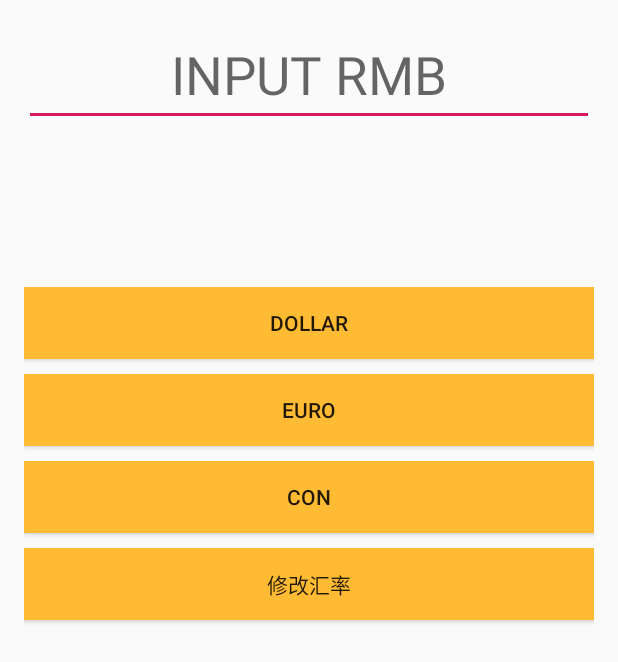
After one commit to RTigerAsh/first, an Android app: the layout rate.xml on its own in the app's theme, with its tools: preview values and no code run, on a phone screen of 412 x 824 dp. The commit adds this screen. Shown: the top 662 px of the screen. Run offline under Robolectric (Android 15) with nearby library versions, the phone set to English and light mode, and no system bars.

```diff
--- /dev/null
+++ b/app/src/main/res/layout/rate.xml
@@ -0,0 +1,96 @@
+<?xml version="1.0" encoding="utf-8"?>
+<LinearLayout xmlns:android="http://schemas.android.com/apk/res/android"
+    android:padding="16dp"
+    android:orientation="vertical"
+    android:layout_width="match_parent"
+    android:layout_height="match_parent">
+
+    <EditText
+        android:id="@+id/rmb"
+        android:hint="@string/rmb"
+        android:gravity="center"
+        android:textSize="35sp"
+        android:layout_marginBottom="10sp"
+        android:inputType="numberDecimal"
+        android:layout_width="match_parent"
+        android:layout_height="wrap_content" />
+
+    <TextView
+        android:id="@+id/showrate"
+        android:text="@string/showrate"
+        android:textSize="65sp"
+        android:gravity="center"
+        android:layout_marginBottom="10sp"
+        android:layout_width="match_parent"
+        android:layout_height="wrap_content" />
+
+    <LinearLayout
+        android:layout_width="match_parent"
+        android:layout_height="wrap_content"
+        android:orientation="horizontal">
+
+        <Button
+            android:id="@+id/dollar"
+            android:layout_weight="1"
+            android:layout_width="match_parent"
+            android:layout_height="wrap_content"
+            android:layout_marginBottom="10sp"
+            android:background="@android:color/holo_orange_light"
+            android:text="@string/dollar" />
+
+
+    </LinearLayout>
+
+    <LinearLayout
+        android:layout_width="match_parent"
+        android:layout_height="wrap_content"
+        android:orientation="horizontal">
+
+        <Button
+            android:id="@+id/euro"
+            android:layout_weight="1"
+            android:layout_width="match_parent"
+            android:layout_height="wrap_content"
+            android:layout_marginBottom="10sp"
+            android:background="@android:color/holo_orange_light"
+            android:text="@string/euro"
+            />
+
+
+    </LinearLayout>
+
+    <LinearLayout
+        android:layout_width="match_parent"
+        android:layout_height="wrap_content"
+        android:orientation="horizontal">
+
+        <Button
+            android:id="@+id/con"
+            android:layout_weight="1"
+            android:layout_width="match_parent"
+            android:layout_height="wrap_content"
+            android:layout_marginBottom="10sp"
+            android:background="@android:color/holo_orange_light"
+            android:text="@string/con" />
+
+
+    </LinearLayout>
+
+    <LinearLayout
+        android:layout_width="match_parent"
+        android:layout_height="wrap_content"
+        android:orientation="horizontal">
+
+        <Button
+            android:id="@+id/button_changerate"
+            android:layout_weight="1"
+            android:layout_width="match_parent"
+            android:layout_height="wrap_content"
+            android:layout_marginBottom="10sp"
+            android:background="@android:color/holo_orange_light"
+            android:text="@string/button_changerate" />
+
+
+    </LinearLayout>
+
+</LinearLayout>
```
Also changed, not shown: app/src/main/java/cn/edu/swufe/first/ChangeRateActivity.java (added, +120 -0 lines), app/src/main/java/cn/edu/swufe/first/RateActivity.java (+17 -0 lines), app/src/main/java/cn/edu/swufe/first/basketball.java (added, +102 -0 lines), app/src/main/res/layout/activity_change_rate.xml (added, +41 -0 lines), app/src/main/res/menu/rate.xml (added, +10 -0 lines), app/src/main/res/mipmap-xxxhdpi/settings.png (added).
